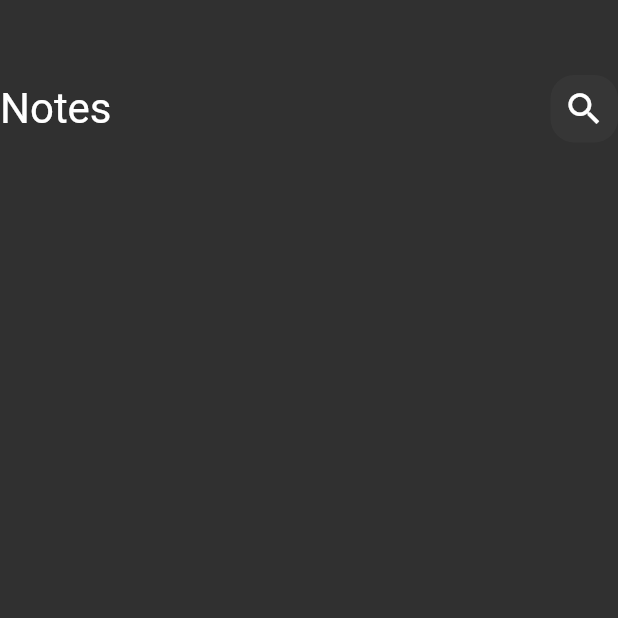
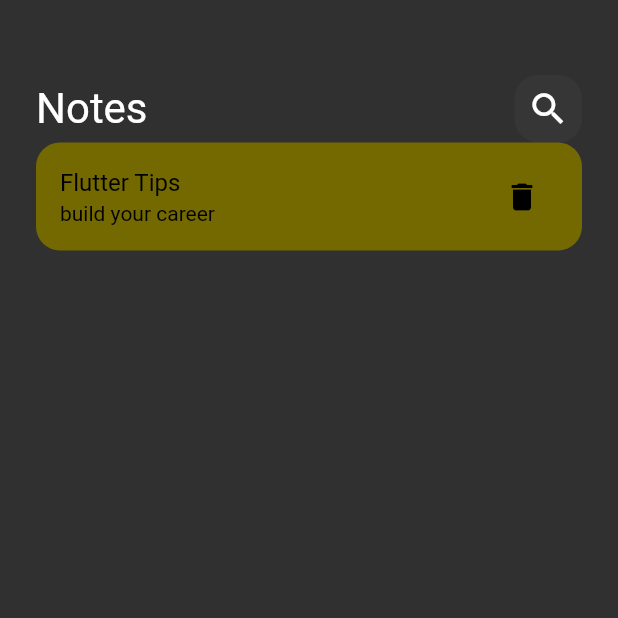
Before and after one commit to afandy72/flutter, a Flutter app: the screen it shows after launch, on a phone screen of 412 x 824 dp, the top half of it. Run offline on Flutter 3.47's test engine with Material 2 defaults, Android fonts, the phone set to English and light mode, and no system bars.

Commit message:
9- Note Tips

```diff
--- a/lib/views/Widgets/notes_view_body.dart
+++ b/lib/views/Widgets/notes_view_body.dart
@@ -7,13 +7,45 @@ class NotesViewBody extends StatelessWidget {
 
   @override
   Widget build(BuildContext context) {
-    return Column(
-      children: const [
-        SizedBox(
-          height: 50,
-        ),
-        CustomAppBar()
-      ],
+    return Padding(
+      padding: const EdgeInsets.symmetric(horizontal: 24),
+      child: Column(
+        children: const [
+          SizedBox(
+            height: 50,
+          ),
+          CustomAppBar(),
+          NoteItem(),
+        ],
+      ),
     );
   }
 }
+
+class NoteItem extends StatelessWidget {
+  const NoteItem({super.key});
+
+  @override
+  Widget build(BuildContext context) {
+    return Container(
+      decoration: BoxDecoration(
+        color: Color.fromARGB(255, 115, 105, 0),
+        borderRadius: BorderRadius.circular(16),
+      ),
+      child: Column(children: [
+        ListTile(
+          title: Text(
+            'Flutter Tips',
+            style: TextStyle(color: Colors.black),
+          ),
+          subtitle:
+              Text('build your career', style: TextStyle(color: Colors.black)),
+          trailing: IconButton(
+            onPressed: () {},
+            icon: Icon(Icons.delete, color: Colors.black),
+          ),
+        )
+      ]),
+    );
+  }
+}
```
